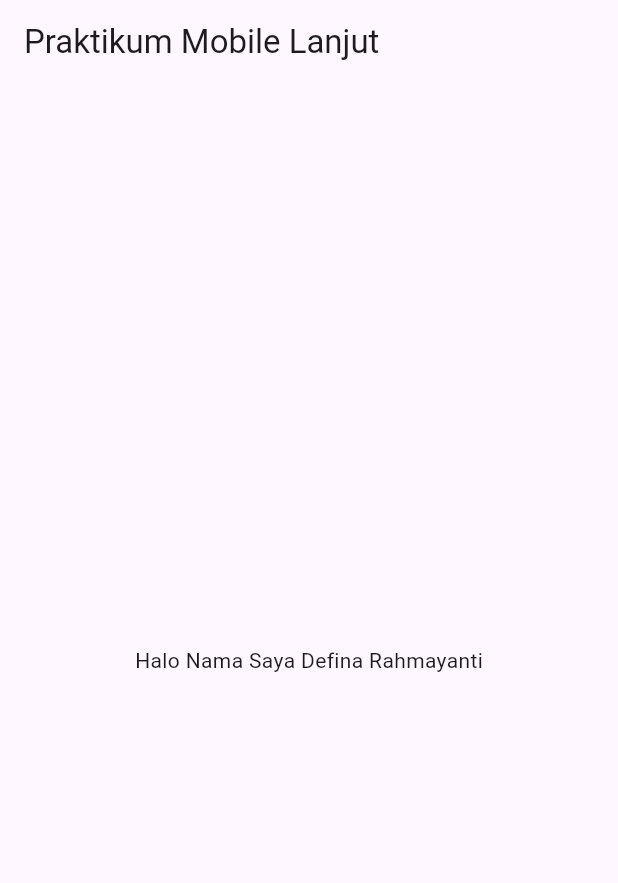
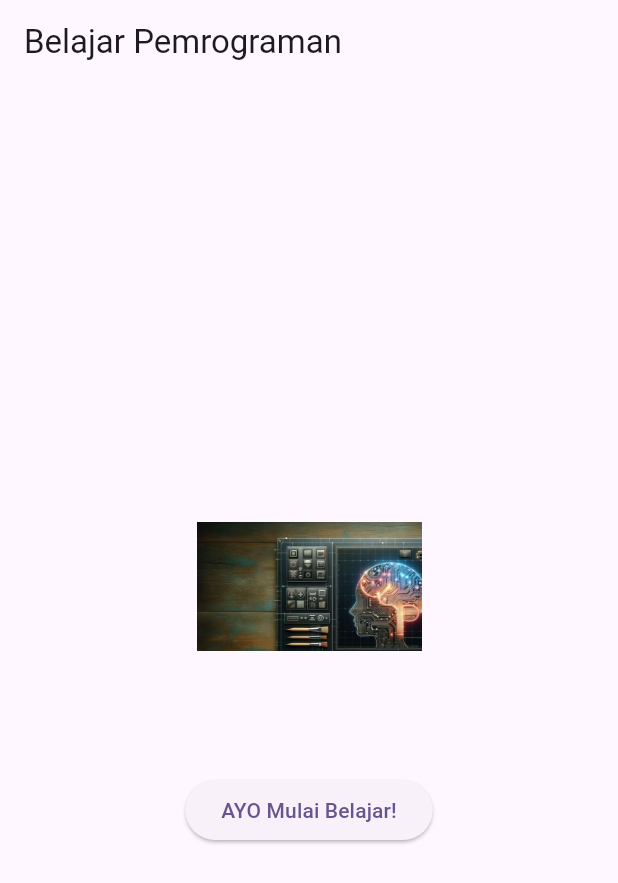
Before and after one commit to defina-ra/prak-mobilelanjut-2407051023, a Flutter app: the screen it shows after launch, on a phone screen of 412 x 824 dp. Shown: the top 883 px of the screen. Run offline on Flutter 3.47's test engine with Material 3 defaults, Android fonts, the phone set to English and light mode, and no system bars.

Commit message:
Pertemuan 3: First Widget

```diff
--- /dev/null
+++ b/lib/first_widget.dart
@@ -0,0 +1,31 @@
+import 'package:flutter/material.dart';
+
+class FirstWidget extends StatelessWidget {
+  const FirstWidget({super.key});
+
+  @override
+  Widget build(BuildContext context) {
+    return Scaffold(
+      appBar: AppBar(
+        title: const Text('Belajar Pemrograman'),
+      ), // AppBar
+      body: Center(
+        child: Column(
+          mainAxisAlignment: MainAxisAlignment.center,
+          children: [
+            Image.asset(
+              'assets/images/mola.jpg',
+              width: 150,
+              height: 150,
+            ), // Image.asset
+            const SizedBox(height: 50),
+            ElevatedButton(
+              onPressed: () {},
+              child: const Text('AYO Mulai Belajar!'),
+            ), // ElevatedButton
+          ],
+        ), // Column
+      ), // Center
+    ); // Scaffold
+  }
+}
--- a/lib/main.dart
+++ b/lib/main.dart
@@ -1,4 +1,5 @@
 import 'package:flutter/material.dart';
+import 'first_widget.dart';
 
 void main() {
   runApp(const MyApp());
@@ -10,14 +11,12 @@
   @override
   Widget build(BuildContext context) {
     return MaterialApp(
-      home: Scaffold(
-        appBar: AppBar(
-          title: const Text('Praktikum Mobile Lanjut'),
-        ),
-        body: const Center(
-          child: Text('Halo Nama Saya Defina Rahmayanti'),
-        ),
+      title: 'Praktikum Mobile Lanjut',
+      theme: ThemeData(
+        colorScheme: ColorScheme.fromSeed(seedColor: Colors.deepPurple),
+        useMaterial3: true,
       ),
+      home: const FirstWidget(),
     );
   }
 }
--- a/pubspec.yaml
+++ b/pubspec.yaml
@@ -56,7 +56,8 @@
   # included with your application, so that you can use the icons in
   # the material Icons class.
   uses-material-design: true
-
+  assets:
+    - assets/images/mola.jpg
   # To add assets to your application, add an assets section, like this:
   # assets:
   #   - images/a_dot_burr.jpeg
```
Also changed, not shown: lib/column_widget.dart (added, +22 -0 lines), lib/row_widget.dart (added, +22 -0 lines), assets/images/mola.jpg (added).
